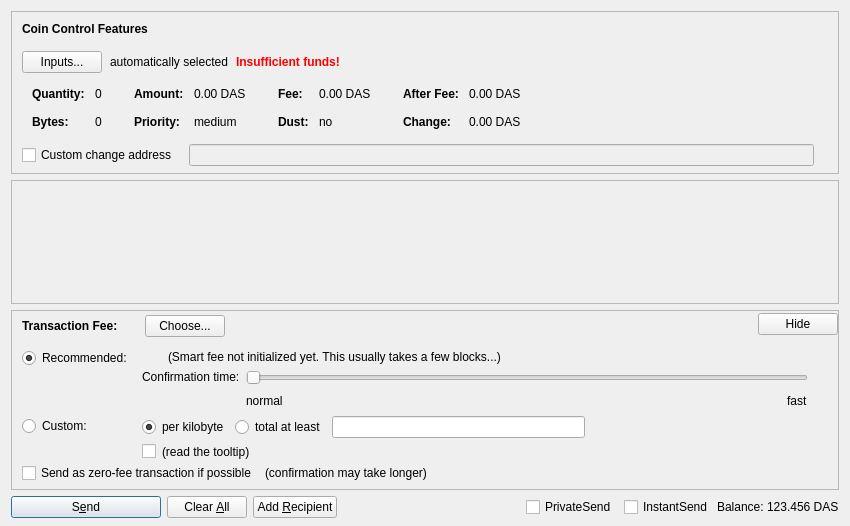
Qt form src/qt/forms/sendcoinsdialog.ui (qazxswqw/q) before a commit.
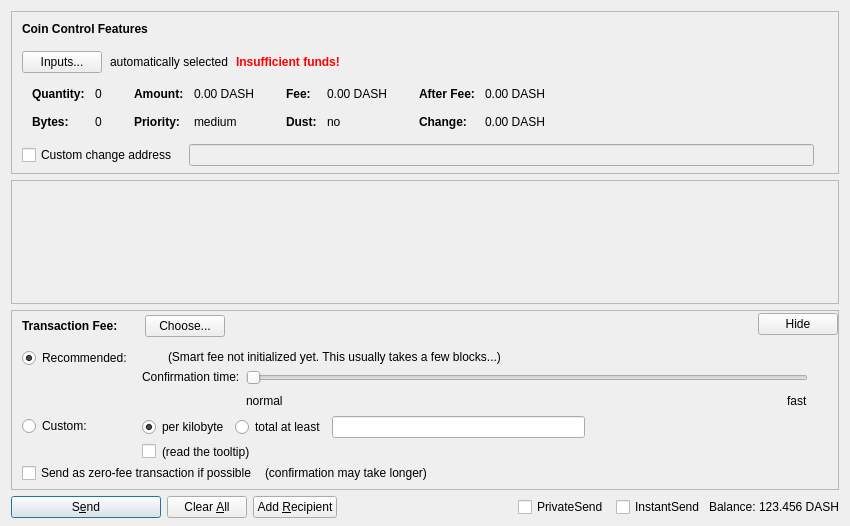
The same form after that commit. Custom widgets are drawn as their Qt base class.

Diff of the .ui file:
```diff
--- a/src/qt/forms/sendcoinsdialog.ui
+++ b/src/qt/forms/sendcoinsdialog.ui
@@ -324,7 +324,7 @@
                   <enum>Qt::ActionsContextMenu</enum>
                  </property>
                  <property name="text">
-                  <string notr="true">0.00 DAS</string>
+                  <string notr="true">0.00 DASH</string>
                  </property>
                  <property name="textInteractionFlags">
                   <set>Qt::LinksAccessibleByMouse|Qt::TextSelectableByKeyboard|Qt::TextSelectableByMouse</set>
@@ -404,7 +404,7 @@
                   <enum>Qt::ActionsContextMenu</enum>
                  </property>
                  <property name="text">
-                  <string notr="true">0.00 DAS</string>
+                  <string notr="true">0.00 DASH</string>
                  </property>
                  <property name="textInteractionFlags">
                   <set>Qt::LinksAccessibleByMouse|Qt::TextSelectableByKeyboard|Qt::TextSelectableByMouse</set>
@@ -484,7 +484,7 @@
                   <enum>Qt::ActionsContextMenu</enum>
                  </property>
                  <property name="text">
-                  <string notr="true">0.00 DAS</string>
+                  <string notr="true">0.00 DASH</string>
                  </property>
                  <property name="textInteractionFlags">
                   <set>Qt::LinksAccessibleByMouse|Qt::TextSelectableByKeyboard|Qt::TextSelectableByMouse</set>
@@ -513,7 +513,7 @@
                   <enum>Qt::ActionsContextMenu</enum>
                  </property>
                  <property name="text">
-                  <string notr="true">0.00 DAS</string>
+                  <string notr="true">0.00 DASH</string>
                  </property>
                  <property name="textInteractionFlags">
                   <set>Qt::LinksAccessibleByMouse|Qt::TextSelectableByKeyboard|Qt::TextSelectableByMouse</set>
@@ -1366,7 +1366,7 @@
           <cursorShape>IBeamCursor</cursorShape>
          </property>
          <property name="text">
-          <string notr="true">123.456 DAS</string>
+          <string notr="true">123.456 DASH</string>
          </property>
          <property name="textInteractionFlags">
           <set>Qt::LinksAccessibleByMouse|Qt::TextSelectableByKeyboard|Qt::TextSelectableByMouse</set>
```
Left out of the diff: 6 changed lines with no effect on the pictures.
